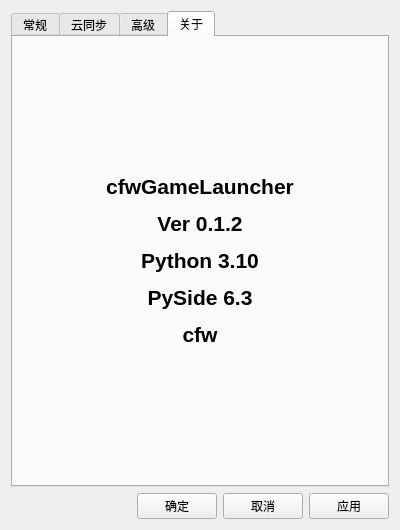
Before: the Qt Designer form ui/SettingW.ui in cfwnico/cfwGameLauncher, drawn with Qt 5.
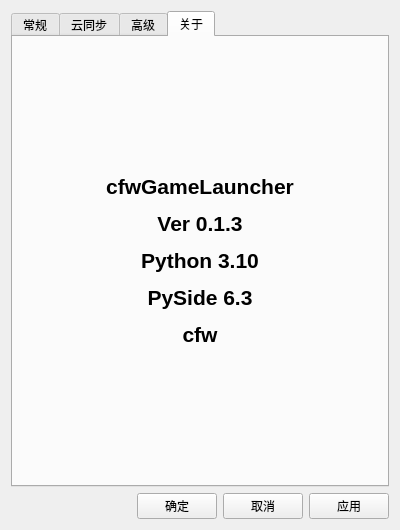
After: the same form once the commit is applied. The open tabs and pages were chosen to show the change.

Diff of the .ui file:
```diff
--- a/ui/SettingW.ui
+++ b/ui/SettingW.ui
@@ -344,7 +344,7 @@
        <item>
         <widget class="QLabel" name="label_10">
          <property name="text">
-          <string>&lt;html&gt;&lt;head/&gt;&lt;body&gt;&lt;p align=&quot;center&quot;&gt;&lt;span style=&quot; font-size:16pt; font-weight:700;&quot;&gt;cfwGameLauncher&lt;/span&gt;&lt;/p&gt;&lt;p align=&quot;center&quot;&gt;&lt;span style=&quot; font-size:16pt; font-weight:700;&quot;&gt;Ver 0.1.2&lt;/span&gt;&lt;/p&gt;&lt;p align=&quot;center&quot;&gt;&lt;span style=&quot; font-size:16pt; font-weight:700;&quot;&gt;Python 3.10&lt;/span&gt;&lt;/p&gt;&lt;p align=&quot;center&quot;&gt;&lt;span style=&quot; font-size:16pt; font-weight:700;&quot;&gt;PySide 6.3&lt;/span&gt;&lt;/p&gt;&lt;p align=&quot;center&quot;&gt;&lt;span style=&quot; font-size:16pt; font-weight:700;&quot;&gt;cfw&lt;/span&gt;&lt;/p&gt;&lt;/body&gt;&lt;/html&gt;</string>
+          <string>&lt;html&gt;&lt;head/&gt;&lt;body&gt;&lt;p align=&quot;center&quot;&gt;&lt;span style=&quot; font-size:16pt; font-weight:700;&quot;&gt;cfwGameLauncher&lt;/span&gt;&lt;/p&gt;&lt;p align=&quot;center&quot;&gt;&lt;span style=&quot; font-size:16pt; font-weight:700;&quot;&gt;Ver 0.1.3&lt;/span&gt;&lt;/p&gt;&lt;p align=&quot;center&quot;&gt;&lt;span style=&quot; font-size:16pt; font-weight:700;&quot;&gt;Python 3.10&lt;/span&gt;&lt;/p&gt;&lt;p align=&quot;center&quot;&gt;&lt;span style=&quot; font-size:16pt; font-weight:700;&quot;&gt;PySide 6.3&lt;/span&gt;&lt;/p&gt;&lt;p align=&quot;center&quot;&gt;&lt;span style=&quot; font-size:16pt; font-weight:700;&quot;&gt;cfw&lt;/span&gt;&lt;/p&gt;&lt;/body&gt;&lt;/html&gt;</string>
          </property>
         </widget>
        </item>
```
Left out of the diff: 2 changed lines with no effect on the pictures.
